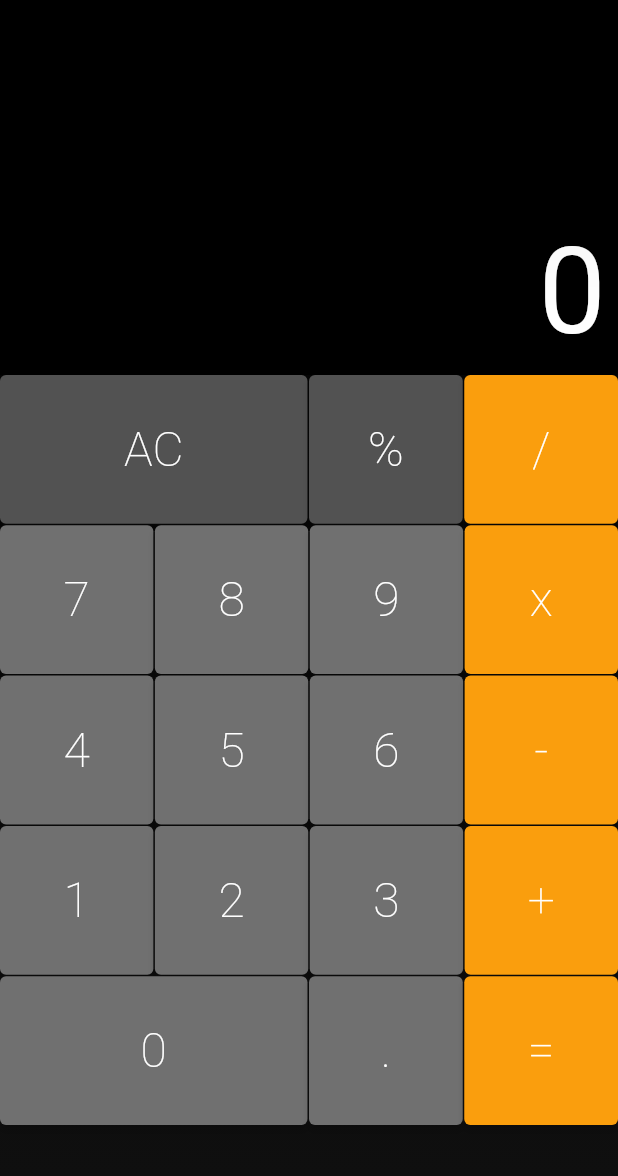
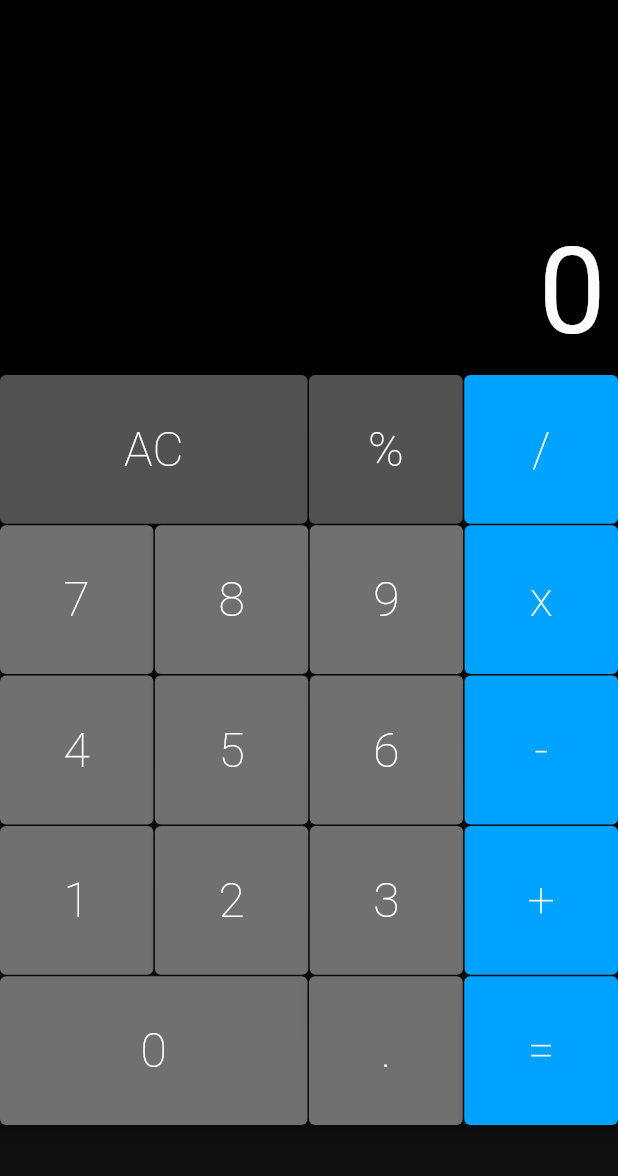
Before and after one commit to JeffUwU/Ling.-Programa-o, a Flutter app: the screen it shows after launch, on a phone screen of 412 x 824 dp, the part 60-1236 px from its top. Run offline on Flutter 3.47's test engine with Material 2 defaults, Android fonts, the phone set to English and light mode, and no system bars; drawn by our look-alikes of auto_size_text.

Commit message:
ajuste cores

```diff
--- a/calculatorapp/lib/components/button.dart
+++ b/calculatorapp/lib/components/button.dart
@@ -3,7 +3,7 @@ import 'package:flutter/material.dart';
 class Button extends StatelessWidget {
   static const DARK = Color.fromRGBO(82, 82, 82, 1);
   static const DEFAULT = Color.fromRGBO(112, 112, 112, 1);
-  static const OPERATION = Color.fromRGBO(250, 158, 13, 1);
+  static const OPERATION = Color.fromRGBO(0, 162, 255, 1);
 
   final String text;
   final bool big;
```
